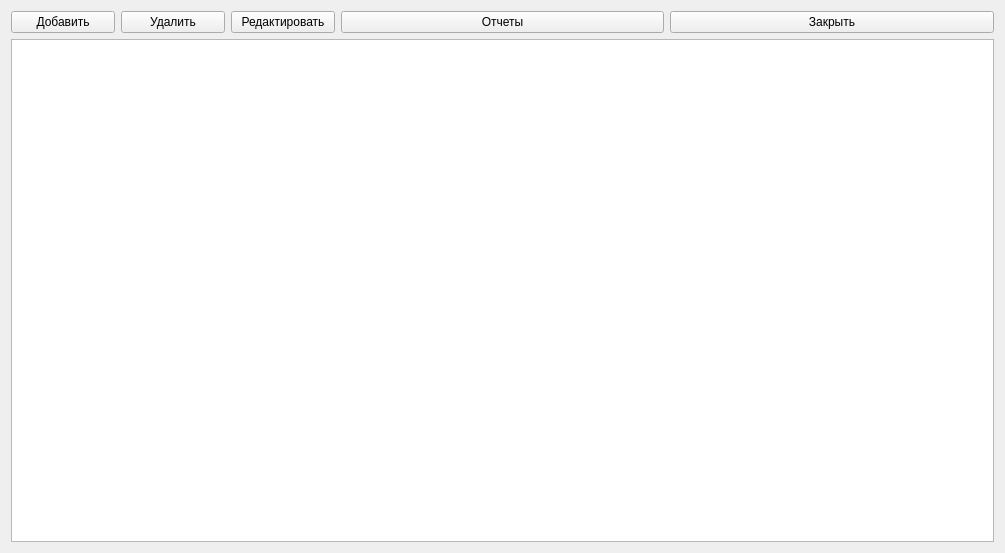
Before: the Qt Designer form Forms/MainForm.ui in ylubyanoy/RefBOOOP, drawn with Qt 5.
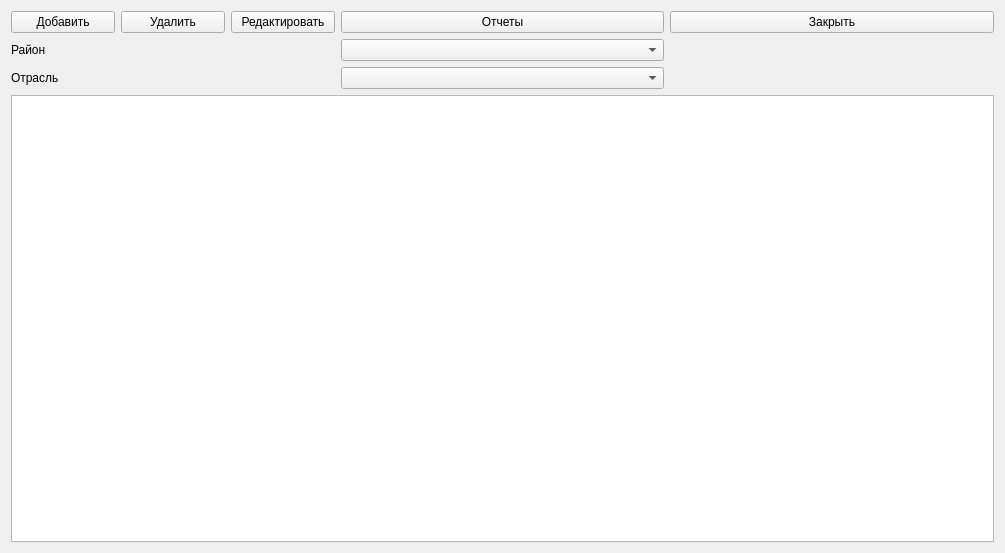
After: the same form once the commit is applied.

Commit message: Добавлен фильтр данных (по Районам или Отраслям) на главное окно

Patch:
```diff
--- a/Forms/MainForm.ui
+++ b/Forms/MainForm.ui
@@ -49,8 +49,11 @@
      </item>
     </layout>
    </item>
-   <item row="1" column="0" colspan="3">
+   <item row="3" column="0" colspan="3">
     <widget class="QTableView" name="tvMain">
+     <property name="enabled">
+      <bool>true</bool>
+     </property>
      <property name="sizePolicy">
       <sizepolicy hsizetype="Expanding" vsizetype="Expanding">
        <horstretch>0</horstretch>
@@ -84,6 +87,55 @@
      </property>
     </widget>
    </item>
+   <item row="2" column="0">
+    <widget class="QLabel" name="laOtrasl">
+     <property name="text">
+      <string>Отрасль</string>
+     </property>
+    </widget>
+   </item>
+   <item row="1" column="0">
+    <widget class="QLabel" name="laRayon">
+     <property name="text">
+      <string>Район</string>
+     </property>
+    </widget>
+   </item>
+   <item row="2" column="1">
+    <widget class="QComboBox" name="cmbOtrasli">
+     <property name="maximumSize">
+      <size>
+       <width>325</width>
+       <height>27</height>
+      </size>
+     </property>
+     <property name="maxCount">
+      <number>300</number>
+     </property>
+     <property name="sizeAdjustPolicy">
+      <enum>QComboBox::AdjustToContentsOnFirstShow</enum>
+     </property>
+     <property name="minimumContentsLength">
+      <number>0</number>
+     </property>
+    </widget>
+   </item>
+   <item row="1" column="1">
+    <widget class="QComboBox" name="cmbRayons">
+     <property name="sizePolicy">
+      <sizepolicy hsizetype="Maximum" vsizetype="Fixed">
+       <horstretch>0</horstretch>
+       <verstretch>0</verstretch>
+      </sizepolicy>
+     </property>
+     <property name="maximumSize">
+      <size>
+       <width>325</width>
+       <height>27</height>
+      </size>
+     </property>
+    </widget>
+   </item>
   </layout>
  </widget>
  <resources/>
```
The commit also changes 4 other files.
